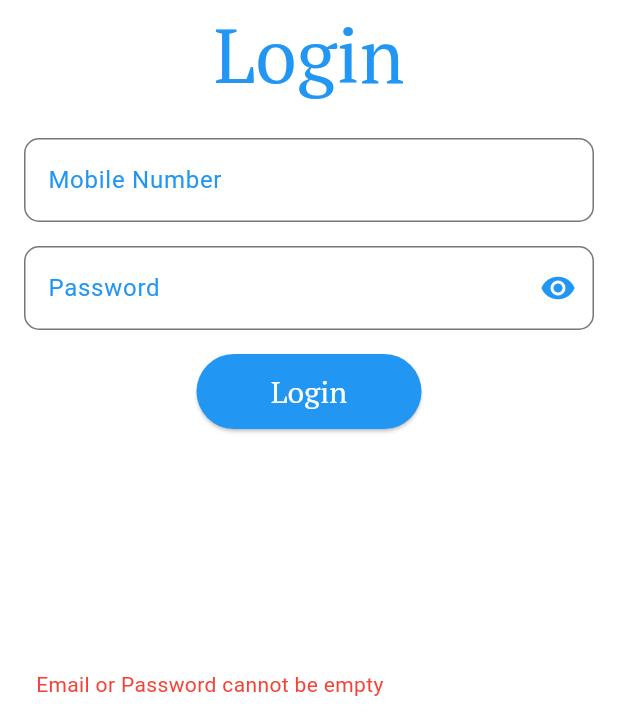
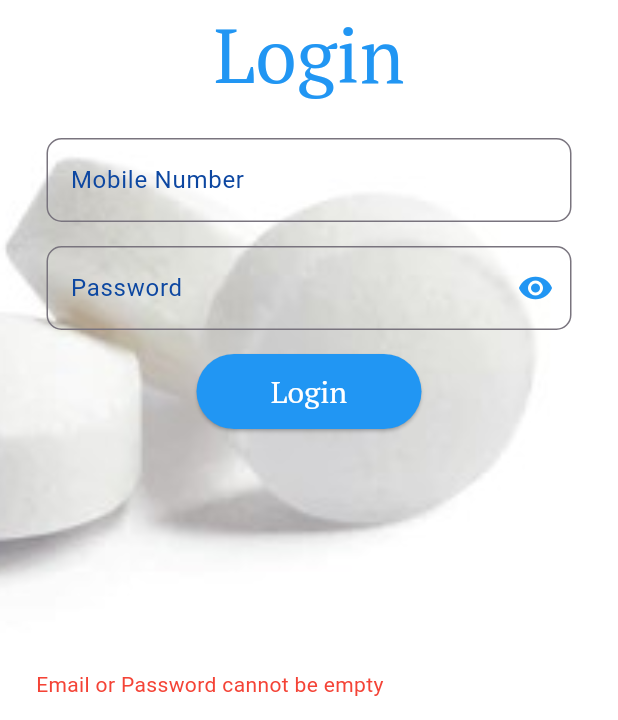
Before and after one commit to dev-amanchaturvedi/flutter_task, a Flutter app: the screen it shows after launch, after a tap on "Login", on a phone screen of 412 x 824 dp, the part 516-1236 px from its top. Run offline on Flutter 3.47's test engine with Material 3 defaults, Android fonts, the phone set to English and light mode, and no system bars; network calls fail.

Commit message:
added pagination and minor ui changes

```diff
--- a/my_task/lib/main.dart
+++ b/my_task/lib/main.dart
@@ -1,3 +1,4 @@
+import 'package:my_task/screens/home_screen.dart';
 import 'package:my_task/screens/splash_screen.dart';
 import 'package:flutter/material.dart';
 
--- a/my_task/lib/screens/login_screen.dart
+++ b/my_task/lib/screens/login_screen.dart
@@ -46,9 +46,15 @@ class _LoginScreenState extends State<LoginScreen> {
   @override
   Widget build(BuildContext context) {
     return Scaffold(
-      backgroundColor: Colors.white,
-      body: Padding(
-        padding: const EdgeInsets.all(16.0),
+      body: Container(
+        height: double.infinity,
+        width: double.infinity,
+        decoration: const BoxDecoration(
+          image: DecorationImage(
+            image: AssetImage("assets/images/background.jpg"),
+            fit: BoxFit.cover,
+          ),
+        ),
         child: Column(
           mainAxisAlignment: MainAxisAlignment.center,
           children: [
@@ -70,11 +76,13 @@ class _LoginScreenState extends State<LoginScreen> {
                   fontSize: 50, color: Colors.blue, fontFamily: 'PTSerif'),
             ),
             const SizedBox(height: 20),
-            TextField(
+            Container(
+              width: 350,
+              child: TextField(
                 controller: mobileController,
                 keyboardType: TextInputType.number,
                 decoration: InputDecoration(
-                labelStyle: TextStyle(color: Colors.blue),
+                  labelStyle: TextStyle(color: Colors.blue[900]),
                   labelText: 'Mobile Number',
                   focusedBorder: OutlineInputBorder(
                       borderRadius: BorderRadius.circular(10),
@@ -84,13 +92,16 @@ class _LoginScreenState extends State<LoginScreen> {
                       borderSide: BorderSide(color: Colors.black, width: 5)),
                 ),
               ),
+            ),
             const SizedBox(height: 16),
-            TextField(
+            Container(
+              width: 350,
+              child: TextField(
                 controller: passwordController,
                 keyboardType: TextInputType.emailAddress,
                 obscureText: showPassword ?? true,
                 decoration: InputDecoration(
-                labelStyle: TextStyle(color: Colors.blue),
+                  labelStyle: TextStyle(color: Colors.blue[900]),
                   suffixIcon: IconButton(
                     icon: const Icon(Icons.remove_red_eye),
                     onPressed: () {
@@ -108,6 +119,7 @@ class _LoginScreenState extends State<LoginScreen> {
                   border: OutlineInputBorder(
                       borderRadius: BorderRadius.circular(10),
                       borderSide: BorderSide(color: Colors.black, width: 5)),
+                ),
               ),
             ),
             const SizedBox(height: 16),
--- a/my_task/lib/screens/splash_screen.dart
+++ b/my_task/lib/screens/splash_screen.dart
@@ -11,8 +11,6 @@ class SplashScreen extends StatefulWidget {
 
 class _SplashScreenState extends State<SplashScreen>
     with SingleTickerProviderStateMixin {
-  AnimationController? _controller;
-  Animation<double>? _animation;
   @override
   void initState() {
     super.initState();
@@ -29,36 +27,40 @@ class _SplashScreenState extends State<SplashScreen>
   @override
   Widget build(BuildContext context) {
     return Scaffold(
-      backgroundColor: Colors.blue,
-      body: Center(
+      backgroundColor: Colors.white,
+      body: Container(
+        height: double.infinity,
+        width: double.infinity,
+        decoration: const BoxDecoration(
+          image: DecorationImage(
+            image: AssetImage("assets/images/background.jpg"),
+            fit: BoxFit.cover,
+          ),
+        ),
         child: Column(
           mainAxisAlignment: MainAxisAlignment.center,
           children: [
-            Hero(
-              tag: 'Logo',
-              child: ClipRRect(
+            ClipRRect(
                 borderRadius: BorderRadius.circular(100),
-                child: Image.asset(
-                  'assets/images/evitalrx.jpg',
-                  fit: BoxFit.cover,
-                  width: 200,
-                  height: 200,
-                ),
-              ),
-            ),
+                child: Container(
+                  child: Image.asset(
+                    "assets/images/evitalrx.jpg",
+                    height: 200,
+                  ),
+                )),
             const SizedBox(height: 20),
             const Text(
               'eVital',
               style: TextStyle(
                   fontSize: 50,
                   fontWeight: FontWeight.bold,
-                  color: Colors.white,
+                  color: Colors.blue,
                   fontFamily: 'Bellota'),
             ),
             const Text(
               'Your Health Portal',
               style: TextStyle(
-                  fontSize: 40, color: Colors.white, fontFamily: 'Bellota'),
+                  fontSize: 40, color: Colors.blue, fontFamily: 'Bellota'),
             ),
           ],
         ),
--- a/my_task/pubspec.yaml
+++ b/my_task/pubspec.yaml
@@ -21,7 +21,7 @@ flutter:
   uses-material-design: true
 
   assets:
-    - assets/images/evitalrx.jpg
+    - assets/images/
   fonts:
     - family: Bellota
       fonts:
```
Also changed, not shown: my_task/lib/screens/home_screen.dart (+87 -21 lines), my_task/assets/images/background.jpg (added), my_task/assets/images/medicine_background.jpg (added). Lines whose indentation alone changed are shown as unchanged.
